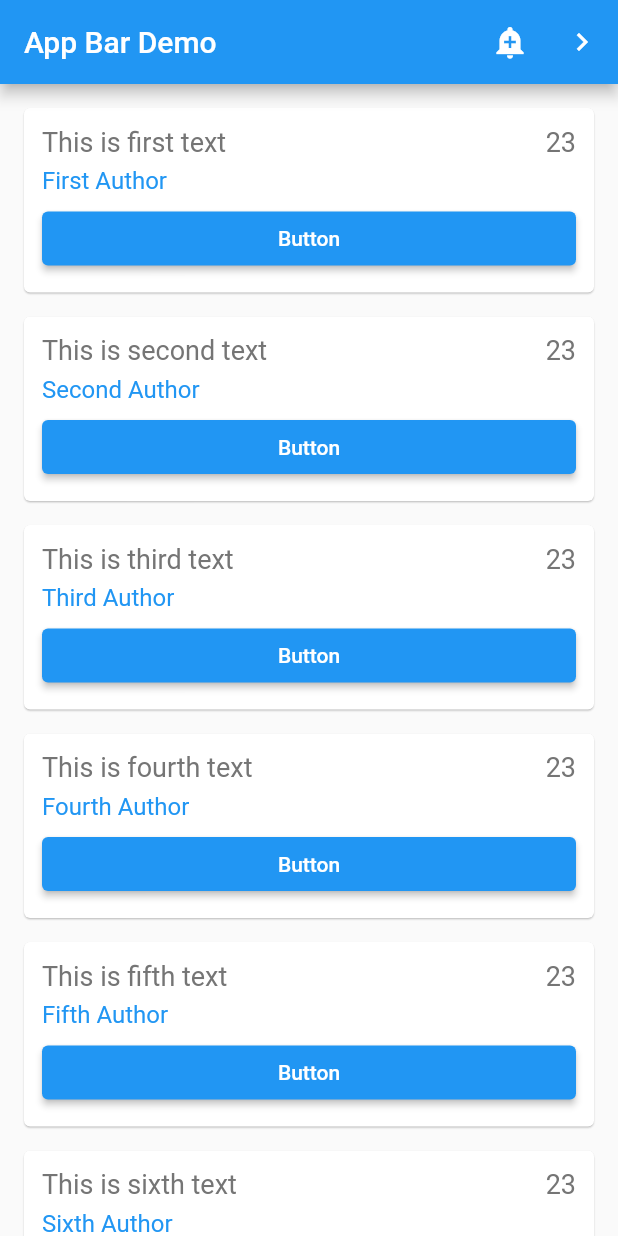
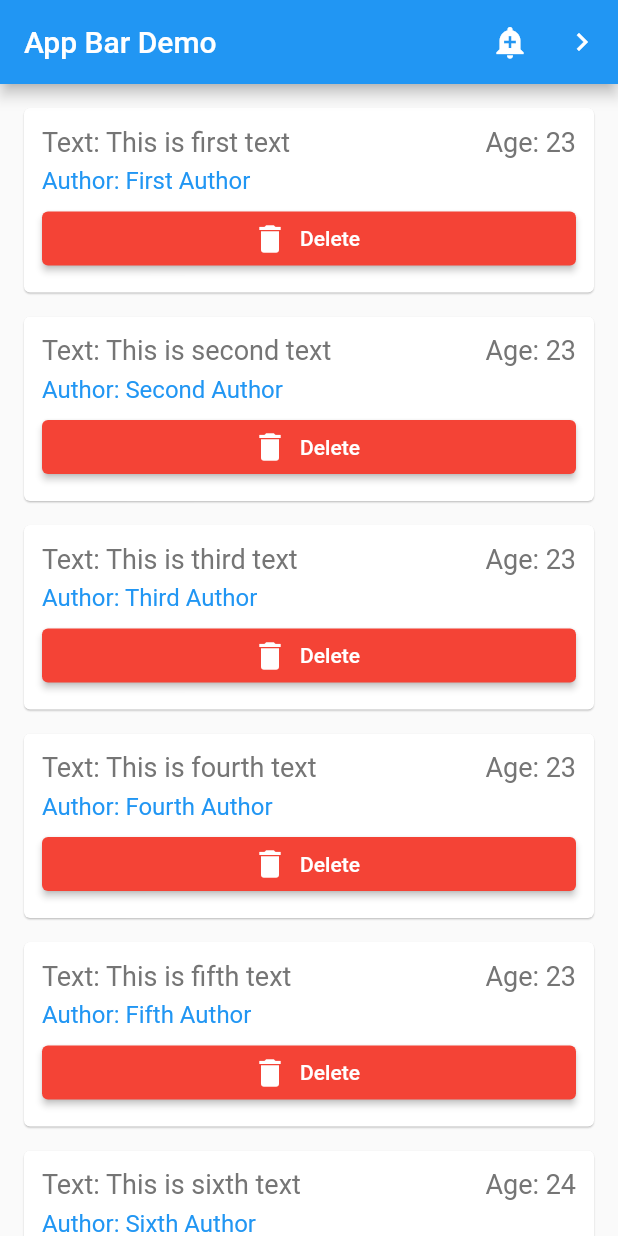
Before and after one commit to arafat-islam/net_ninja, a Flutter app: the screen it shows after launch, on a phone screen of 412 x 824 dp. Run offline on Flutter 3.47's test engine with Material 2 defaults, Android fonts, the phone set to English and light mode, and no system bars.

Commit message:
comoplete delete function

```diff
--- a/lib/main.dart
+++ b/lib/main.dart
@@ -1,9 +1,11 @@
 import 'package:flutter/material.dart';
 import 'package:net_ninja/quotes.dart';
+import './quote_card.dart';
 
 void main() => runApp(MyApp());
 
 class MyApp extends StatelessWidget {
+  const MyApp({super.key});
   @override
   Widget build(BuildContext context) {
     return MaterialApp(
@@ -12,80 +14,39 @@ class MyApp extends StatelessWidget {
   }
 }
 
-class MyHomePage extends StatelessWidget {
+// ignore: must_be_immutable
+class MyHomePage extends StatefulWidget {
+  MyHomePage({super.key});
+
+  @override
+  State<MyHomePage> createState() => _MyHomePageState();
+}
+
+class _MyHomePageState extends State<MyHomePage> {
   List<Quote> quotes = [
     Quote(text: 'This is first text', author: 'First Author', age: '23'),
     Quote(text: 'This is second text', author: 'Second Author', age: '23'),
     Quote(text: 'This is third text', author: 'Third Author', age: '23'),
     Quote(text: 'This is fourth text', author: 'Fourth Author', age: '23'),
     Quote(text: 'This is fifth text', author: 'Fifth Author', age: '23'),
-    Quote(text: 'This is sixth text', author: 'Sixth Author', age: '23')
+    Quote(text: 'This is sixth text', author: 'Sixth Author', age: '24')
   ];
-
-  Widget quoteTemplate(quote) {
-    return Card(
-      margin: EdgeInsets.fromLTRB(16, 16, 16, 0),
-      elevation: .5,
-      child: Padding(
-        padding: const EdgeInsets.all(12.0),
-        child: Column(
-          crossAxisAlignment: CrossAxisAlignment.stretch,
-          children: [
-            Row(
-              mainAxisAlignment: MainAxisAlignment.spaceBetween,
-              children: [
-                Text(
-                  quote.text,
-                  style: TextStyle(
-                    fontSize: 18.0,
-                    color: Colors.grey[600],
-                  ),
-                ),
-                Text(
-                  quote.age,
-                  style: TextStyle(
-                    fontSize: 18.0,
-                    color: Colors.grey[600],
-                  ),
-                ),
-              ],
-            ),
-            SizedBox(height: 6.0),
-            Text(
-              quote.author,
-              style: TextStyle(
-                fontSize: 16,
-                color: Colors.blue,
-              ),
-            ),
-            SizedBox(height: 5),
-            ElevatedButton(
-              onPressed: () {
-                print('button');
-              },
-              child: Text('Button'),
-            ),
-          ],
-        ),
-      ),
-    );
-  }
 
   @override
   Widget build(BuildContext context) {
     return Scaffold(
       appBar: AppBar(
-        title: Text('App Bar Demo'),
+        title: const Text('App Bar Demo'),
         actions: <Widget>[
           IconButton(
             onPressed: () {
               ScaffoldMessenger.of(context).showSnackBar(
-                SnackBar(
+                const SnackBar(
                   content: Text('This is a snabkar'),
                 ),
               );
             },
-            icon: Icon(Icons.add_alert),
+            icon: const Icon(Icons.add_alert),
             tooltip: 'Show Snakbar',
           ),
           IconButton(
@@ -106,13 +67,22 @@ class MyHomePage extends StatelessWidget {
                 },
               ));
             },
-            icon: Icon(Icons.navigate_next),
+            icon: const Icon(Icons.navigate_next),
             tooltip: 'Go to the next page',
           ),
         ],
       ),
       body: Column(
-        children: quotes.map((quote) => quoteTemplate(quote)).toList(),
+        children: quotes
+            .map((quote) => QuoteCard(
+                quote: quote,
+                delete: () {
+                  setState(() {
+                    quotes.remove(quote);
+                    print('Delete button pressed!');
+                  });
+                }))
+            .toList(),
       ),
     );
   }
--- /dev/null
+++ b/lib/quote_card.dart
@@ -0,0 +1,61 @@
+import 'package:flutter/material.dart';
+import './quotes.dart';
+
+class QuoteCard extends StatelessWidget {
+  final Quote? quote;
+  final VoidCallback? delete;
+  QuoteCard({this.quote, this.delete});
+
+  @override
+  Widget build(BuildContext context) {
+    return Card(
+      margin: const EdgeInsets.fromLTRB(16, 16, 16, 0),
+      elevation: .5,
+      child: Padding(
+        padding: const EdgeInsets.all(12.0),
+        child: Column(
+          crossAxisAlignment: CrossAxisAlignment.stretch,
+          children: [
+            Row(
+              mainAxisAlignment: MainAxisAlignment.spaceBetween,
+              children: [
+                Text(
+                  'Text: ${quote?.text}',
+                  style: TextStyle(
+                    fontSize: 18.0,
+                    color: Colors.grey[600],
+                  ),
+                ),
+                Text(
+                  'Age: ${quote?.age}',
+                  style: TextStyle(
+                    fontSize: 18.0,
+                    color: Colors.grey[600],
+                  ),
+                ),
+              ],
+            ),
+            const SizedBox(height: 6.0),
+            Text(
+              'Author: ${quote?.author}',
+              style: const TextStyle(
+                fontSize: 16,
+                color: Colors.blue,
+              ),
+            ),
+            const SizedBox(height: 5),
+            ElevatedButton.icon(
+              icon: Icon(Icons.delete),
+              label: Text('Delete'),
+              onPressed: delete,
+              style: ElevatedButton.styleFrom(
+                foregroundColor: Colors.white,
+                backgroundColor: Colors.red,
+              ),
+            ),
+          ],
+        ),
+      ),
+    );
+  }
+}
```
